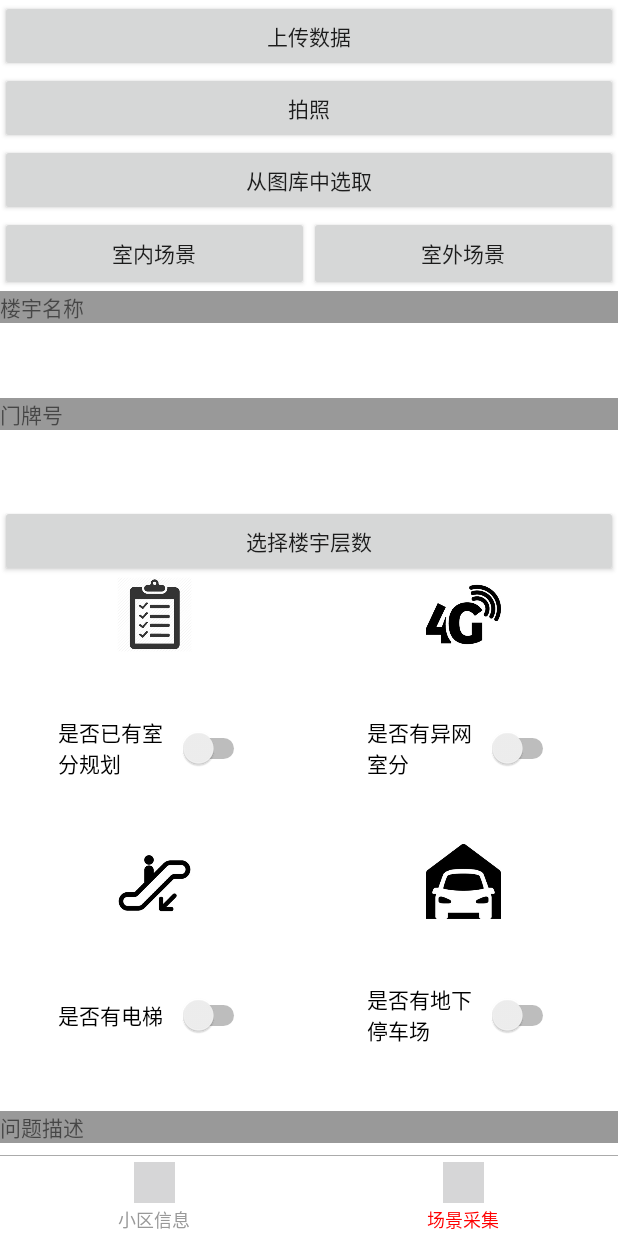
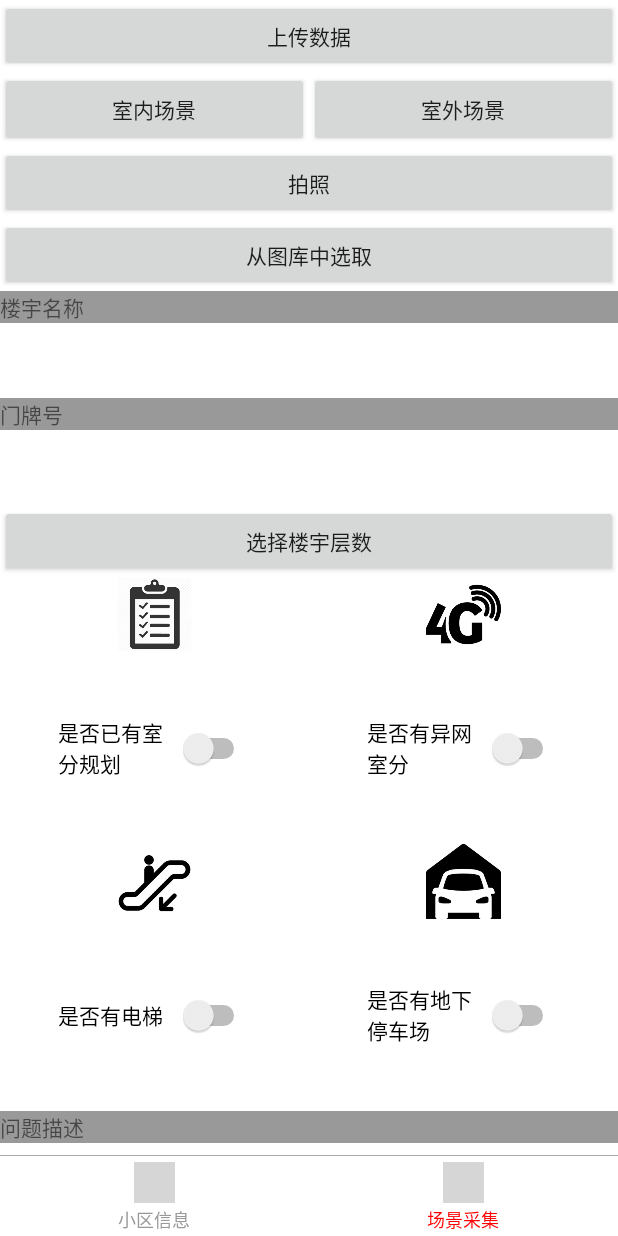
Before and after one commit to wuminmin/BaiduApp, an Android app: the screen it shows after launch (MainActivity), item 2 of the bottom bar chosen, on a phone screen of 412 x 824 dp. Run offline under Robolectric (Android 15) with nearby library versions, the phone set to English and light mode, and no system bars; libraries missing offline, so code that uses them is left out: cn.qqtheme.framework, com.tencent.bugly, kr.co.namee; pictures from the network do not load; 1 statement that could not run was skipped.

Commit message:
调整界面

```diff
--- a/app/src/main/java/com/ysc/baiduapp/fragment/OrderFragment.java
+++ b/app/src/main/java/com/ysc/baiduapp/fragment/OrderFragment.java
@@ -17,6 +17,8 @@ import android.view.ViewGroup;
 import android.widget.Button;
 import android.widget.EditText;
 import android.widget.ImageView;
+import android.widget.LinearLayout;
+import android.widget.Switch;
 import android.widget.TextView;
 import android.widget.Toast;
 
@@ -57,10 +59,25 @@ public class OrderFragment extends BaseFragment {
     private ImageView mIvPic;
     private Activity activity;
     private Context context;
+    private Button btn_shineng;
+    private Button btn_shiwai;
+    private ImageView imageButton1;
+    private Switch switch1;
+    private LinearLayout switchLiner1;
+    private LinearLayout switchLiner2;
+    private LinearLayout switchLiner3;
+    private LinearLayout switchLiner4;
 
     @Override
     public View onCreateView(LayoutInflater inflater, ViewGroup container, Bundle savedInstanceState) {
         view = inflater.inflate(R.layout.fragment_order2, null, false);
+        switchLiner1 = view.findViewById(R.id.switchLiner1);
+        switchLiner2 = view.findViewById(R.id.switchLiner2);
+        switchLiner3 = view.findViewById(R.id.switchLiner3);
+        switchLiner4 = view.findViewById(R.id.switchLiner4);
+
+
+
         activity = getActivity();
         if (activity != null) {
             context = activity.getApplicationContext();
@@ -587,6 +604,28 @@ public class OrderFragment extends BaseFragment {
                 Toast.makeText(context, "上传成功！！！！", Toast.LENGTH_LONG).show();
             }
         });
+
+        btn_shineng = view.findViewById(R.id.shineng);
+        btn_shiwai = view.findViewById(R.id.shiwai);
+        btn_shineng.setOnClickListener(new View.OnClickListener() {
+            @Override
+            public void onClick(View view) {
+                switchLiner1.setVisibility(View.VISIBLE);
+                switchLiner2.setVisibility(View.VISIBLE);
+                switchLiner3.setVisibility(View.GONE);
+                switchLiner4.setVisibility(View.GONE);
+            }
+        });
+        btn_shiwai.setOnClickListener(new View.OnClickListener() {
+            @Override
+            public void onClick(View view) {
+                switchLiner1.setVisibility(View.GONE);
+                switchLiner2.setVisibility(View.GONE);
+                switchLiner3.setVisibility(View.VISIBLE);
+                switchLiner4.setVisibility(View.VISIBLE);
+            }
+        });
+
     }
 
 }
--- a/app/src/main/res/layout/fragment_order2.xml
+++ b/app/src/main/res/layout/fragment_order2.xml
@@ -10,6 +10,28 @@
         android:layout_width="match_parent"
         android:layout_height="wrap_content"
         android:text="@string/order_upload_data" />
+
+    <LinearLayout
+        android:layout_width="match_parent"
+        android:layout_height="wrap_content"
+        android:orientation="horizontal">
+
+        <Button
+            android:id="@+id/shineng"
+            android:layout_width="0dp"
+            android:layout_height="50dp"
+            android:layout_weight="0.5"
+            android:text="@string/shineng"
+            tools:ignore="ButtonStyle" />
+
+        <Button
+            android:id="@+id/shiwai"
+            android:layout_width="0dp"
+            android:layout_height="50dp"
+            android:layout_weight="0.5"
+            android:text="@string/shiwai"
+            tools:ignore="ButtonStyle" />
+    </LinearLayout>
 
     <ScrollView
         android:layout_width="match_parent"
@@ -61,27 +83,7 @@
                 android:layout_width="match_parent"
                 android:layout_height="wrap_content"/>
 
-            <LinearLayout
-                android:layout_width="match_parent"
-                android:layout_height="wrap_content"
-                android:orientation="horizontal">
 
-                <Button
-                    android:id="@+id/shineng"
-                    android:layout_width="0dp"
-                    android:layout_height="50dp"
-                    android:layout_weight="0.5"
-                    android:text="@string/shineng"
-                    tools:ignore="ButtonStyle" />
-
-                <Button
-                    android:id="@+id/shiwai"
-                    android:layout_width="0dp"
-                    android:layout_height="50dp"
-                    android:layout_weight="0.5"
-                    android:text="@string/shiwai"
-                    tools:ignore="ButtonStyle" />
-            </LinearLayout>
 
             <TextView
                 android:layout_width="match_parent"
@@ -118,6 +120,7 @@
                 android:text="@string/order_Building_layers" />
 
             <LinearLayout
+                android:id="@+id/switchLiner1"
                 android:layout_width="match_parent"
                 android:layout_height="wrap_content"
                 android:orientation="horizontal"
@@ -168,6 +171,7 @@
             </LinearLayout>
 
             <LinearLayout
+                android:id="@+id/switchLiner2"
                 android:layout_width="match_parent"
                 android:layout_height="wrap_content"
                 android:orientation="horizontal">
@@ -215,6 +219,106 @@
                 </LinearLayout>
             </LinearLayout>
 
+            <LinearLayout
+                android:id="@+id/switchLiner3"
+                android:visibility="gone"
+                android:layout_width="match_parent"
+                android:layout_height="wrap_content"
+                android:orientation="horizontal">
+
+                <LinearLayout
+                    android:layout_width="0dp"
+                    android:layout_height="wrap_content"
+                    android:layout_weight="0.5"
+                    android:orientation="vertical">
+
+                    <ImageView
+                        android:id="@+id/imageButton31"
+                        android:layout_width="50dp"
+                        android:layout_height="50dp"
+                        android:layout_gravity="center"
+                        android:background="@drawable/plan" />
+
+                    <Switch
+                        android:id="@+id/switch32"
+                        android:layout_width="128dp"
+                        android:layout_height="128dp"
+                        android:layout_gravity="center"
+                        android:text="@string/shifouyouguihua" />
+                </LinearLayout>
+
+                <LinearLayout
+                    android:layout_width="0dp"
+                    android:layout_height="wrap_content"
+                    android:layout_weight="0.5"
+                    android:orientation="vertical">
+
+                    <ImageView
+                        android:id="@+id/imageButton33"
+                        android:layout_width="50dp"
+                        android:layout_height="50dp"
+                        android:layout_gravity="center"
+                        android:background="@drawable/lte" />
+
+                    <Switch
+                        android:id="@+id/switch34"
+                        android:layout_width="128dp"
+                        android:layout_height="128dp"
+                        android:layout_gravity="center"
+                        android:text="@string/shifouyouyiwangxinhao" />
+                </LinearLayout>
+            </LinearLayout>
+
+            <LinearLayout
+                android:visibility="gone"
+                android:id="@+id/switchLiner4"
+                android:layout_width="match_parent"
+                android:layout_height="wrap_content"
+                android:orientation="horizontal">
+
+                <LinearLayout
+                    android:layout_width="0dp"
+                    android:layout_height="wrap_content"
+                    android:layout_weight="0.5"
+                    android:orientation="vertical">
+
+                    <ImageView
+                        android:id="@+id/imageButton41"
+                        android:layout_width="50dp"
+                        android:layout_height="50dp"
+                        android:layout_gravity="center"
+                        android:background="@drawable/tieta" />
+
+                    <Switch
+                        android:id="@+id/switch42"
+                        android:layout_width="128dp"
+                        android:layout_height="128dp"
+                        android:layout_gravity="center"
+                        android:text="@string/shifouyoutieta" />
+                </LinearLayout>
+
+                <LinearLayout
+                    android:layout_width="0dp"
+                    android:layout_height="wrap_content"
+                    android:layout_weight="0.5"
+                    android:orientation="vertical">
+
+                    <ImageView
+                        android:id="@+id/imageButton43"
+                        android:layout_width="50dp"
+                        android:layout_height="50dp"
+                        android:layout_gravity="center"
+                        android:background="@drawable/ganlu" />
+
+                    <Switch
+                        android:id="@+id/switch44"
+                        android:layout_width="128dp"
+                        android:layout_height="128dp"
+                        android:layout_gravity="center"
+                        android:text="@string/shifouyouganlu" />
+                </LinearLayout>
+            </LinearLayout>
+
             <TextView
                 android:layout_width="match_parent"
                 android:layout_height="wrap_content"
--- a/app/src/main/res/values/strings.xml
+++ b/app/src/main/res/values/strings.xml
@@ -71,6 +71,10 @@
 
     <!-- TODO: Remove or change this placeholder text -->
     <string name="hello_blank_fragment">Hello blank fragment</string>
+    <string name="shifouyoutieta">是否有铁塔</string>
+    <string name="shifouyouganlu">是否有杆路</string>
+    <string name="shifouyouguihua">是否有规划</string>
+    <string name="shifouyouyiwangxinhao">是否有异网信号</string>
 
 
 </resources>
```
Also changed, not shown: app/src/main/res/drawable/ganlu.png (added), app/src/main/res/drawable/tieta.jpg (added).
